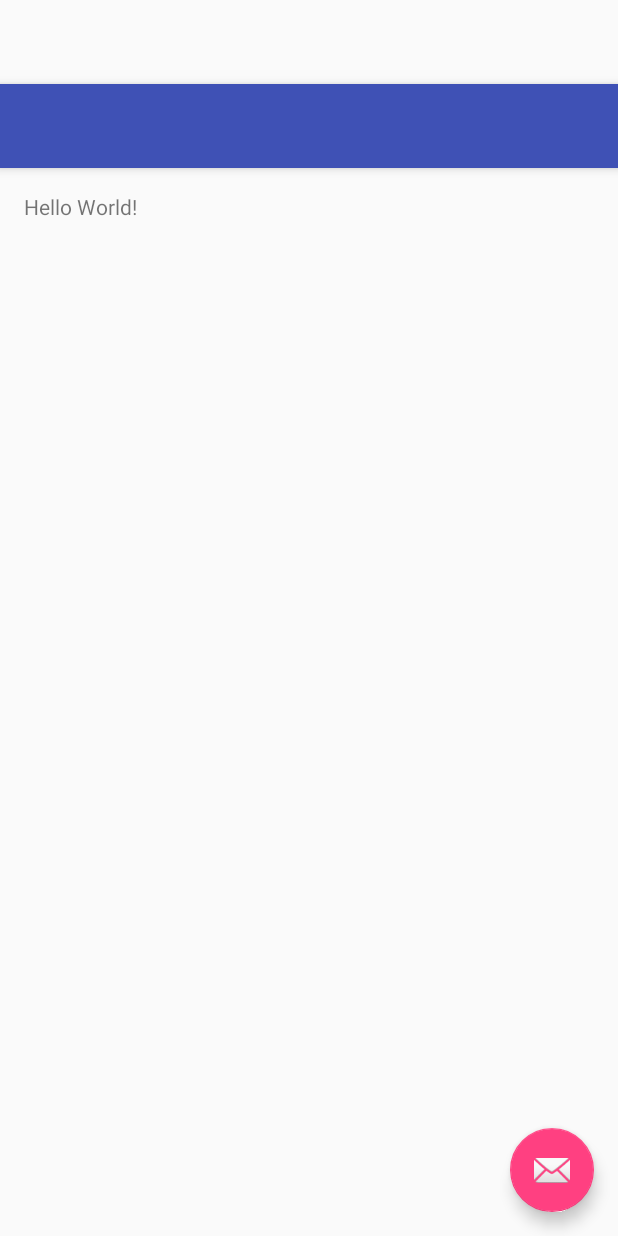
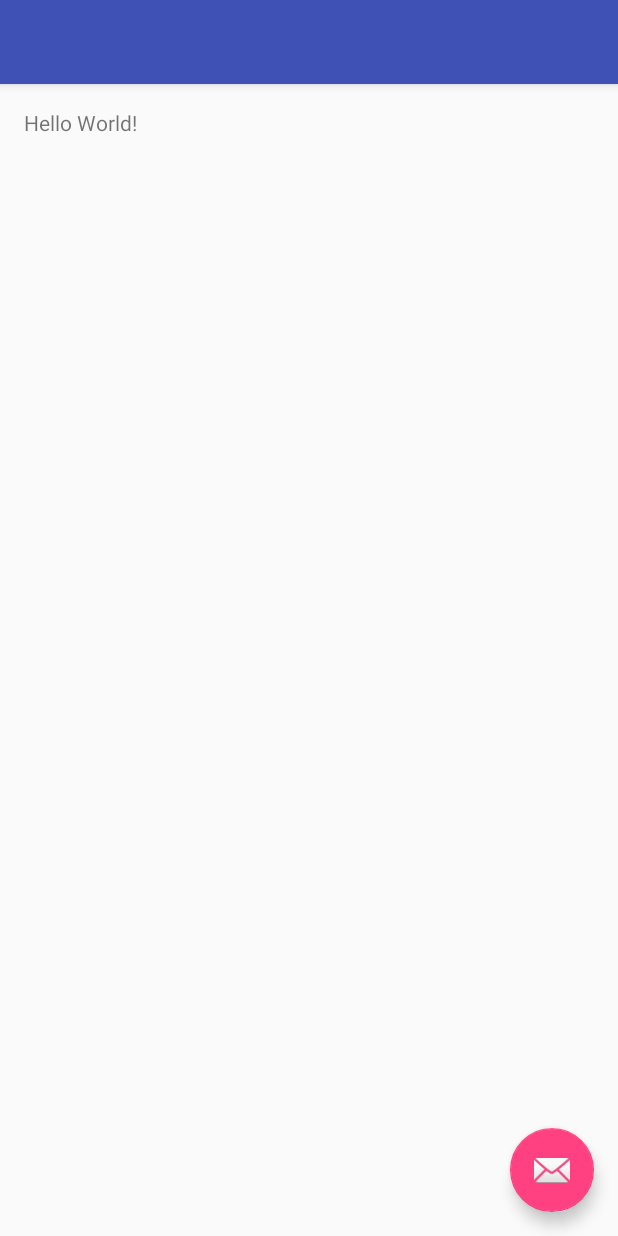
Before and after one commit to bationo/android_jk_new, an Android app: the layout app_bar_main.xml on its own in the app's theme, with its tools: preview values and no code run, on a phone screen of 412 x 824 dp. Run offline under Robolectric (Android 15) with nearby library versions, the phone set to English and light mode, and no system bars.

Commit message:
do some change

```diff
--- a/app/build.gradle
+++ b/app/build.gradle
@@ -8,7 +8,7 @@ android {
     compileSdkVersion 24
     buildToolsVersion "25.0.3"
     defaultConfig {
-        applicationId "cmy.android_jk_new"
+        applicationId "com.hlct.android"
         minSdkVersion 18
         targetSdkVersion 24
         versionCode 1
@@ -27,7 +27,7 @@ android {
 greendao {
     //版本号，升级时可配置
     schemaVersion 1
-    daoPackage 'cmy.android_jk_new.greendao'
+    daoPackage 'com.hlct.android.greendao'
     targetGenDir 'src/main/java'
 }
 
--- a/app/src/main/AndroidManifest.xml
+++ b/app/src/main/AndroidManifest.xml
@@ -21,11 +21,11 @@
         </activity>
         <activity
             android:name="com.hlct.android.activity.LoginActivity"
+            android:windowSoftInputMode="adjustPan"
             android:label="@string/title_activity_login">
 
             <intent-filter>
                 <action android:name="android.intent.action.MAIN"/>
-
                 <category android:name="android.intent.category.LAUNCHER"/>
             </intent-filter>
         </activity>
--- a/app/src/main/java/com/hlct/android/greendao/DaoSession.java
+++ b/app/src/main/java/com/hlct/android/greendao/DaoSession.java
@@ -1,6 +1,6 @@
 package com.hlct.android.greendao;
 
-import com.hlct.android.bean.LoginUser;
+import java.util.Map;
 
 import org.greenrobot.greendao.AbstractDao;
 import org.greenrobot.greendao.AbstractDaoSession;
@@ -8,7 +8,9 @@ import org.greenrobot.greendao.database.Database;
 import org.greenrobot.greendao.identityscope.IdentityScopeType;
 import org.greenrobot.greendao.internal.DaoConfig;
 
-import java.util.Map;
+import com.hlct.android.bean.LoginUser;
+
+import com.hlct.android.greendao.LoginUserDao;
 
 // THIS CODE IS GENERATED BY greenDAO, DO NOT EDIT.
 
--- a/app/src/main/java/com/hlct/android/greendao/LoginUserDao.java
+++ b/app/src/main/java/com/hlct/android/greendao/LoginUserDao.java
@@ -2,14 +2,14 @@ package com.hlct.android.greendao;
 
 import android.database.Cursor;
 import android.database.sqlite.SQLiteStatement;
-
-import com.hlct.android.bean.LoginUser;
 
 import org.greenrobot.greendao.AbstractDao;
 import org.greenrobot.greendao.Property;
 import org.greenrobot.greendao.internal.DaoConfig;
 import org.greenrobot.greendao.database.Database;
 import org.greenrobot.greendao.database.DatabaseStatement;
+
+import com.hlct.android.bean.LoginUser;
 
 // THIS CODE IS GENERATED BY greenDAO, DO NOT EDIT.
 /**
--- a/app/src/main/res/values/strings.xml
+++ b/app/src/main/res/values/strings.xml
@@ -22,4 +22,5 @@
     <string name="login_name">登录名</string>
     <string name="password">密码</string>
     <string name="login">登陆</string>
+    <string name="hlct">HLCT</string>
 </resources>
--- a/app/src/main/res/values/styles.xml
+++ b/app/src/main/res/values/styles.xml
@@ -1,7 +1,7 @@
 <resources>
 
     <!-- Base application theme. -->
-    <style name="AppTheme" parent="Theme.AppCompat.Light.DarkActionBar">
+    <style name="AppTheme" parent="Theme.AppCompat.Light.NoActionBar">
         <!-- Customize your theme here. -->
         <item name="colorPrimary">@color/colorPrimary</item>
         <item name="colorPrimaryDark">@color/colorPrimaryDark</item>
--- a/build.gradle
+++ b/build.gradle
@@ -3,6 +3,7 @@
 buildscript {
     repositories {
         jcenter()
+        mavenCentral() // add repository
     }
     dependencies {
         classpath 'com.android.tools.build:gradle:2.3.3'
```
Also changed, not shown: app/src/main/res/layout/activity_login.xml (+5 -4 lines), app/src/main/res/mipmap-hdpi/login_logo.png (added), app/src/main/res/mipmap-hdpi/logn.jpg (added), 1 other file.
